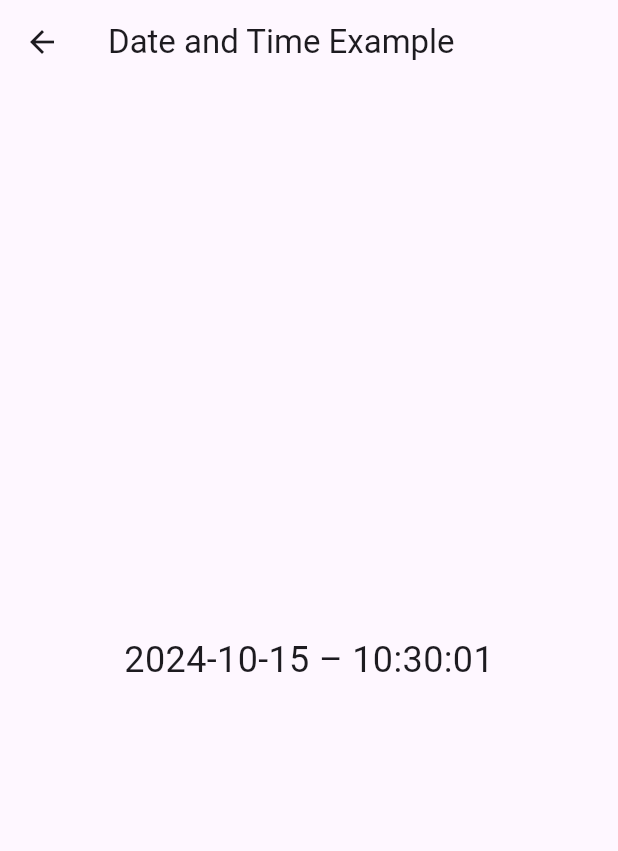
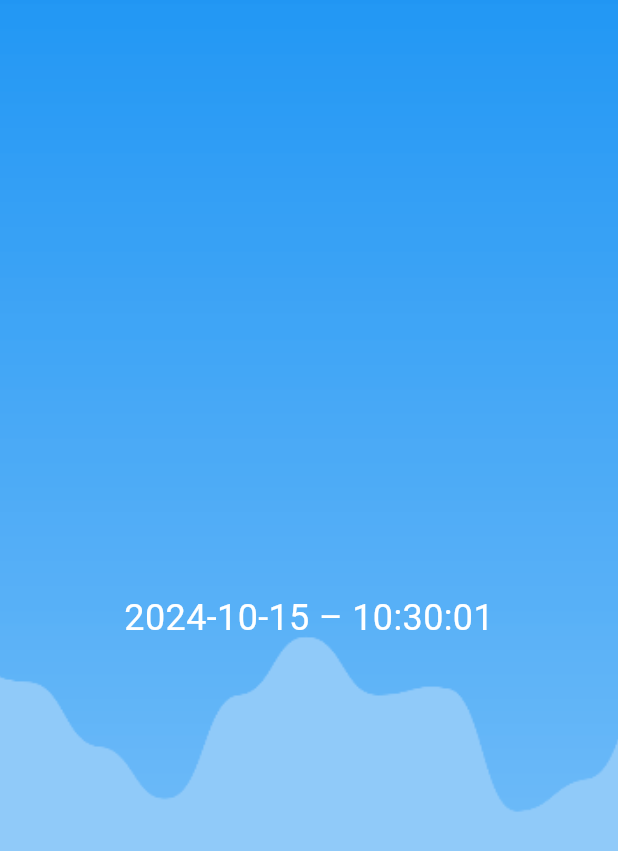
Before and after one commit to zanavilo/VisioGuideV2, a Flutter app: the TimeAndDatePage screen opened directly, on a phone screen of 412 x 824 dp. Shown: the top 851 px of the screen. Run offline on Flutter 3.47's test engine with Material 3 defaults, Android fonts, the phone set to English and light mode, and no system bars; our stand-ins replace battery_plus, camera, geolocator, permission_handler, vibration; project files that could hold a hidden picture were left out.

Commit message:
added assets to timeanddate

```diff
--- a/lib/Pages/TimeAndDatePage.dart
+++ b/lib/Pages/TimeAndDatePage.dart
@@ -27,13 +27,18 @@ class _TimeAndDatePageState extends State<TimeAndDatePage> {
   @override
   Widget build(BuildContext context) {
     return Scaffold(
-      appBar: AppBar(
-        title: Text("Date and Time Example"),
-      ),
-      body: Center(
-        child: Text(
-          formattedDate,
-          style: TextStyle(fontSize: 24),
+      body: Container(
+        decoration: BoxDecoration(
+          image: DecorationImage(
+            image: AssetImage('assets/wpg.png'), // Background image
+            fit: BoxFit.cover, // Cover the entire screen
+          ),
+        ),
+        child: Center(
+          child: Text(
+            formattedDate,
+            style: TextStyle(fontSize: 24, color: Colors.white), // Change text color for visibility
+          ),
         ),
       ),
     );
```
Also changed, not shown: 1 other file.
